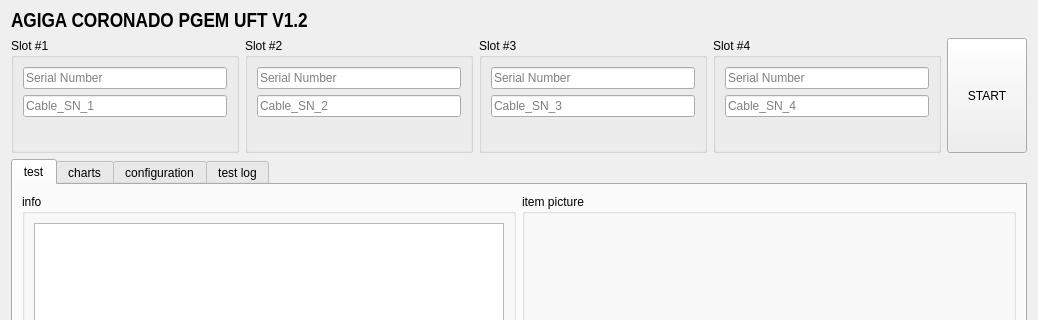
Old version of the form src/UFT_GUI/UFT_Ui.ui in the repository zhoupisen/Garnet; both pictures show x 0 to 1038 and y 0 to 320 of the 1038 by 722 pixel window.
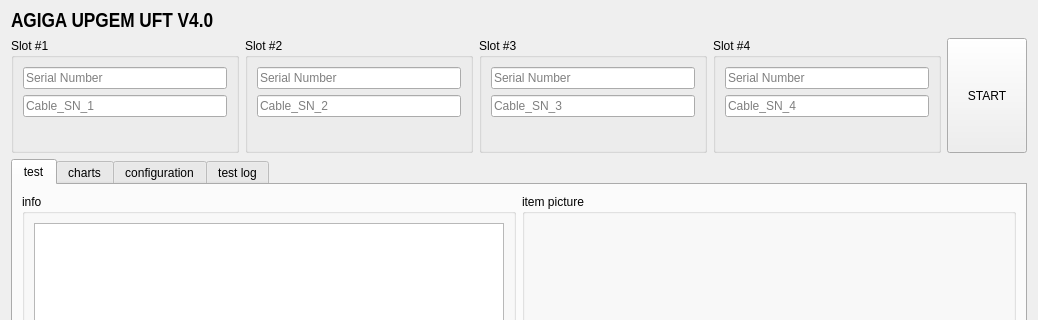
New version of the form. Custom widgets are drawn as their Qt base class.

Commit message: 1. update UI for UPGEM panel. 2. Clean redundant files.

The edit to the form file:
```diff
--- a/src/UFT_GUI/UFT_Ui.ui
+++ b/src/UFT_GUI/UFT_Ui.ui
@@ -453,7 +453,7 @@
       <bool>false</bool>
      </property>
      <property name="text">
-      <string>AGIGA CORONADO PGEM UFT V1.2</string>
+      <string>AGIGA UPGEM UFT V4.0</string>
      </property>
      <property name="textFormat">
       <enum>Qt::AutoText</enum>
```
The commit also changes 16 other files.
